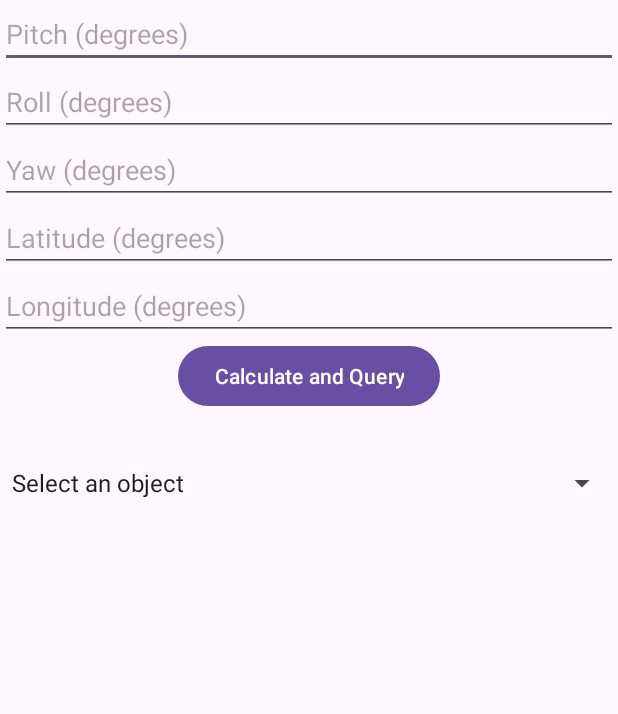
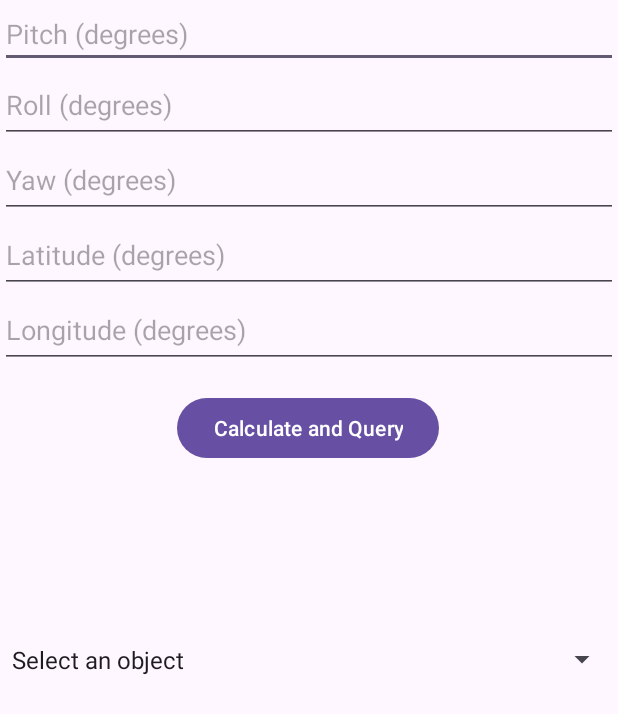
Before and after one commit to mayuura/Smart-Telescope, an Android app: the screen it shows after launch (MainActivity), on a phone screen of 412 x 824 dp. Shown: the top 714 px of the screen. Run offline under Robolectric (Android 15) with nearby library versions, the phone set to English and light mode, and no system bars.

Commit message:
activity_main.xml fixed

```diff
--- a/APP/app/src/main/res/layout/activity_main.xml
+++ b/APP/app/src/main/res/layout/activity_main.xml
@@ -12,77 +12,95 @@
         android:id="@+id/pitchInput"
         android:layout_width="0dp"
         android:layout_height="wrap_content"
-        android:hint="Pitch (degrees)"
+        android:hint="@string/hint_pitch"
+        android:autofillHints="number"
+        android:inputType="number"
         app:layout_constraintStart_toStartOf="parent"
         app:layout_constraintEnd_toEndOf="parent"
         app:layout_constraintTop_toTopOf="parent"
         app:layout_constraintHorizontal_bias="0.5"/>
 
+
     <EditText
         android:id="@+id/rollInput"
         android:layout_width="0dp"
-        android:layout_height="wrap_content"
-        android:hint="Roll (degrees)"
+        android:layout_height="50dp"
+        android:hint="@string/hint_roll"
+        android:autofillHints="number"
+        android:inputType="number"
+        app:layout_constraintEnd_toEndOf="parent"
         app:layout_constraintStart_toStartOf="parent"
-        app:layout_constraintEnd_toEndOf="parent"
-        app:layout_constraintTop_toBottomOf="@+id/pitchInput"/>
+        app:layout_constraintTop_toBottomOf="@+id/pitchInput" />
 
     <EditText
         android:id="@+id/yawInput"
         android:layout_width="0dp"
-        android:layout_height="wrap_content"
-        android:hint="Yaw (degrees)"
+        android:layout_height="50dp"
+        android:hint="@string/hint_yaw"
+        android:autofillHints="number"
+        android:inputType="number"
+        app:layout_constraintEnd_toEndOf="parent"
         app:layout_constraintStart_toStartOf="parent"
-        app:layout_constraintEnd_toEndOf="parent"
-        app:layout_constraintTop_toBottomOf="@+id/rollInput"/>
+        app:layout_constraintTop_toBottomOf="@+id/rollInput" />
 
     <EditText
         android:id="@+id/latitudeInput"
         android:layout_width="0dp"
-        android:layout_height="wrap_content"
-        android:hint="Latitude (degrees)"
+        android:layout_height="50dp"
+        android:autofillHints="number"
+        android:hint="@string/hint_latitude"
+        android:inputType="number"
+        app:layout_constraintEnd_toEndOf="parent"
         app:layout_constraintStart_toStartOf="parent"
-        app:layout_constraintEnd_toEndOf="parent"
-        app:layout_constraintTop_toBottomOf="@+id/yawInput"/>
+        app:layout_constraintTop_toBottomOf="@+id/yawInput" />
 
     <EditText
         android:id="@+id/longitudeInput"
         android:layout_width="0dp"
-        android:layout_height="wrap_content"
-        android:hint="Longitude (degrees)"
+        android:layout_height="50dp"
+        android:hint="@string/hint_longitude"
+        android:autofillHints="number"
+        android:inputType="number"
+        app:layout_constraintEnd_toEndOf="parent"
         app:layout_constraintStart_toStartOf="parent"
-        app:layout_constraintEnd_toEndOf="parent"
-        app:layout_constraintTop_toBottomOf="@+id/latitudeInput"/>
+        app:layout_constraintTop_toBottomOf="@+id/latitudeInput" />
 
     <!-- Button to trigger the calculation and query -->
+
+    <!-- Text view to display the results -->
+
     <Button
         android:id="@+id/calculateButton"
         android:layout_width="wrap_content"
         android:layout_height="wrap_content"
-        android:text="Calculate and Query"
+        android:layout_marginTop="16dp"
+        android:text="@string/button_text"
+        app:layout_constraintEnd_toEndOf="parent"
+        app:layout_constraintHorizontal_bias="0.497"
         app:layout_constraintStart_toStartOf="parent"
-        app:layout_constraintEnd_toEndOf="parent"
-        app:layout_constraintTop_toBottomOf="@+id/longitudeInput"/>
+        app:layout_constraintTop_toBottomOf="@+id/longitudeInput" />
 
-    <!-- Text view to display the results -->
     <TextView
         android:id="@+id/resultText"
         android:layout_width="0dp"
-        android:layout_height="wrap_content"
+        android:layout_height="45dp"
+        android:layout_marginTop="16dp"
+        android:gravity="center"
+        android:text=""
+        app:layout_constraintEnd_toEndOf="parent"
+        app:layout_constraintHorizontal_bias="0.0"
         app:layout_constraintStart_toStartOf="parent"
-        app:layout_constraintEnd_toEndOf="parent"
-        app:layout_constraintTop_toBottomOf="@+id/calculateButton"
-        android:text=""
-        android:gravity="center"/>
+        app:layout_constraintTop_toBottomOf="@+id/calculateButton" />
+
     <Spinner
         android:id="@+id/objectSpinner"
         android:layout_width="0dp"
-        android:layout_height="wrap_content"
-        android:layout_marginTop="16dp"
-        app:layout_constraintTop_toBottomOf="@+id/resultText"
+        android:layout_height="50dp"
+        android:layout_marginTop="44dp"
+        android:entries="@array/objects_array"
+        app:layout_constraintEnd_toEndOf="parent"
+        app:layout_constraintHorizontal_bias="1.0"
         app:layout_constraintStart_toStartOf="parent"
-        app:layout_constraintEnd_toEndOf="parent"
-        app:layout_constraintHorizontal_bias="0.5"
-        android:entries="@array/objects_array" />
+        app:layout_constraintTop_toBottomOf="@+id/resultText" />
 
 </androidx.constraintlayout.widget.ConstraintLayout>
--- a/APP/app/src/main/res/values/strings.xml
+++ b/APP/app/src/main/res/values/strings.xml
@@ -1,3 +1,10 @@
 <resources>
     <string name="app_name">My Application</string>
+    <string name="hint_pitch">Pitch (degrees)</string>
+    <string name="hint_roll">Roll (degrees)</string>
+    <string name="hint_yaw">Yaw (degrees)</string>
+    <string name="hint_latitude">Latitude (degrees)</string>
+    <string name="hint_longitude">Longitude (degrees)</string>
+    <string name="button_text">Calculate and Query</string>
+
 </resources>
```
Also changed, not shown: 1 other file.
